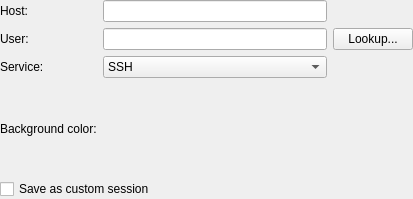
Old version of the form src/RemoteConnectionDialog.ui in the repository KDE/konsole.
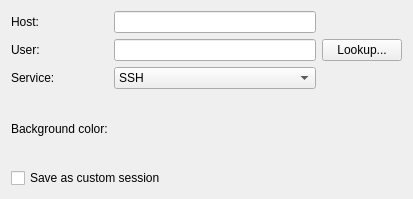
New version of the form.

Commit message:
SVN_SILENT Cleanup .ui files
This removes (as discussed on k-c-d)
* obsolete <pixmapfunction>
* deprecated <layoutdefault>
* empty <author>, <comment>, <exportmacro>

```diff
--- a/src/RemoteConnectionDialog.ui
+++ b/src/RemoteConnectionDialog.ui
@@ -99,7 +99,6 @@
    </item>
   </layout>
  </widget>
- <layoutdefault spacing="6" margin="0" />
  <resources/>
  <connections/>
 </ui>
```
